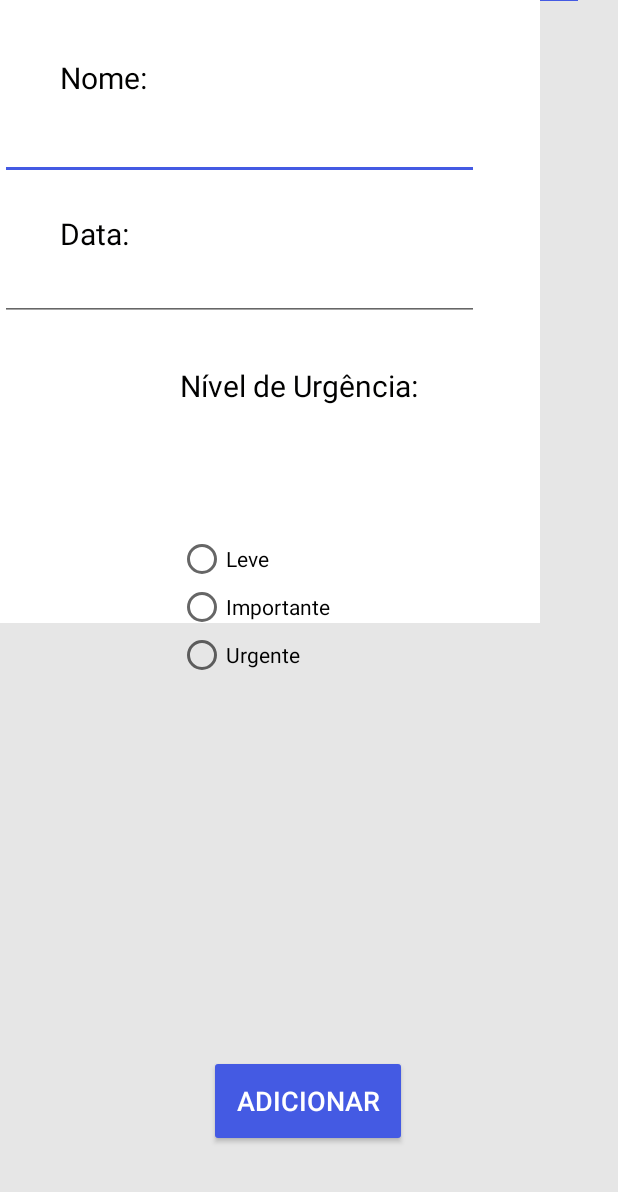
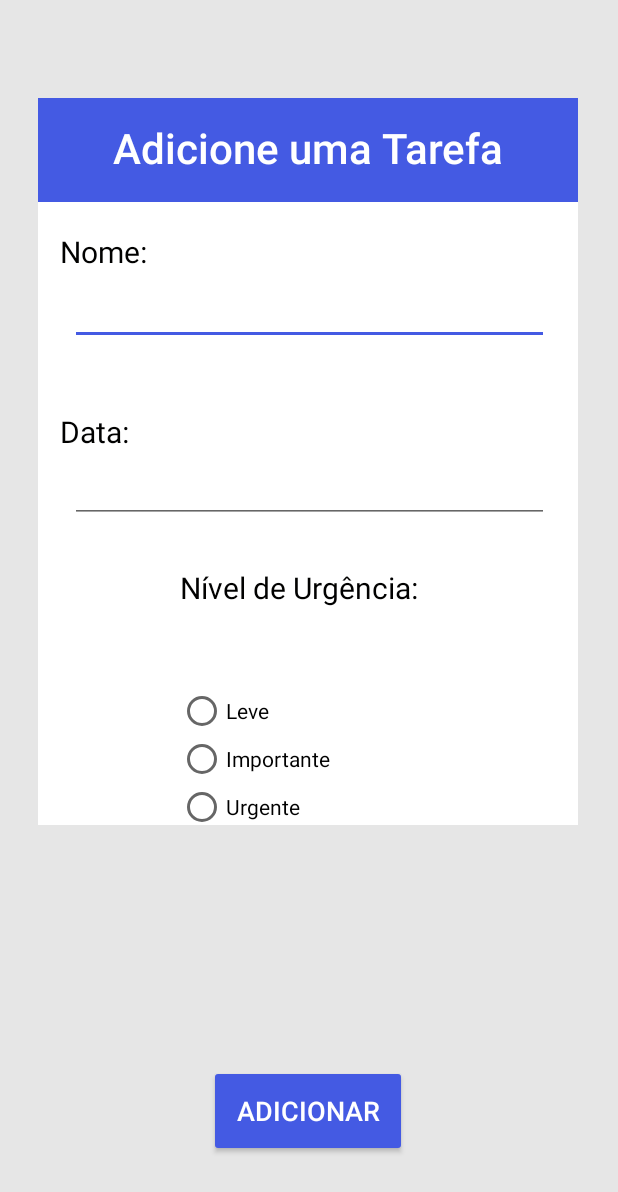
Before and after one commit to dududsantos/disp-moveis-3, an Android app: the TaskCreateActivity screen opened directly, with no data from a screen before it, on a phone screen of 412 x 824 dp. Shown: the top 1192 px of the screen. Run offline under Robolectric (Android 15) with nearby library versions, the phone set to English and light mode, and no system bars.

Commit message:
ajuste no constrain layout

```diff
--- a/app/src/main/res/layout/activity_task_create.xml
+++ b/app/src/main/res/layout/activity_task_create.xml
@@ -24,8 +24,12 @@
         android:layout_width="360dp"
         android:layout_height="415dp"
         android:background="@color/white"
-        tools:layout_editor_absoluteX="25dp"
-        tools:layout_editor_absoluteY="151dp" />
+        app:layout_constraintBottom_toBottomOf="parent"
+        app:layout_constraintEnd_toEndOf="parent"
+        app:layout_constraintHorizontal_bias="0.49"
+        app:layout_constraintStart_toStartOf="parent"
+        app:layout_constraintTop_toTopOf="parent"
+        app:layout_constraintVertical_bias="0.329" />
 
     <TextView
         android:id="@+id/headerText2"
@@ -59,13 +63,16 @@
         android:id="@+id/name"
         android:layout_width="319dp"
         android:layout_height="42dp"
-        android:layout_marginBottom="52dp"
+        android:layout_marginBottom="316dp"
         android:backgroundTint="@color/blue"
         android:ems="10"
         android:inputType="text"
         android:textColor="@color/darkGray"
-        app:layout_constraintBottom_toTopOf="@+id/date"
-        tools:layout_editor_absoluteX="40dp" />
+        app:layout_constraintBottom_toBottomOf="@+id/view3"
+        app:layout_constraintEnd_toEndOf="parent"
+        app:layout_constraintStart_toStartOf="parent"
+        app:layout_constraintTop_toBottomOf="@+id/headerView2"
+        app:layout_constraintVertical_bias="0.929" />
 
     <TextView
         android:id="@+id/dateTask"
@@ -88,8 +95,11 @@
         android:layout_marginTop="172dp"
         android:ems="10"
         android:inputType="date"
+        app:layout_constraintBottom_toBottomOf="@+id/view3"
+        app:layout_constraintEnd_toEndOf="parent"
+        app:layout_constraintStart_toStartOf="parent"
         app:layout_constraintTop_toBottomOf="@+id/headerView2"
-        tools:layout_editor_absoluteX="40dp" />
+        app:layout_constraintVertical_bias="0.0" />
 
     <TextView
         android:id="@+id/ugerncyTask"
```
